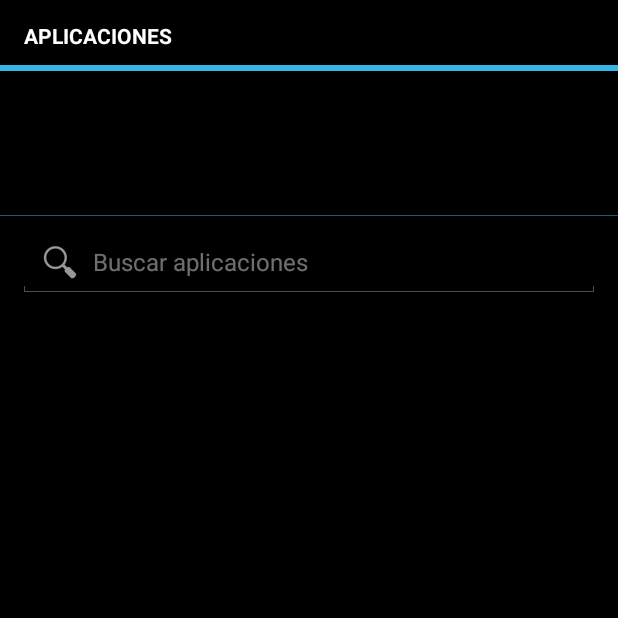
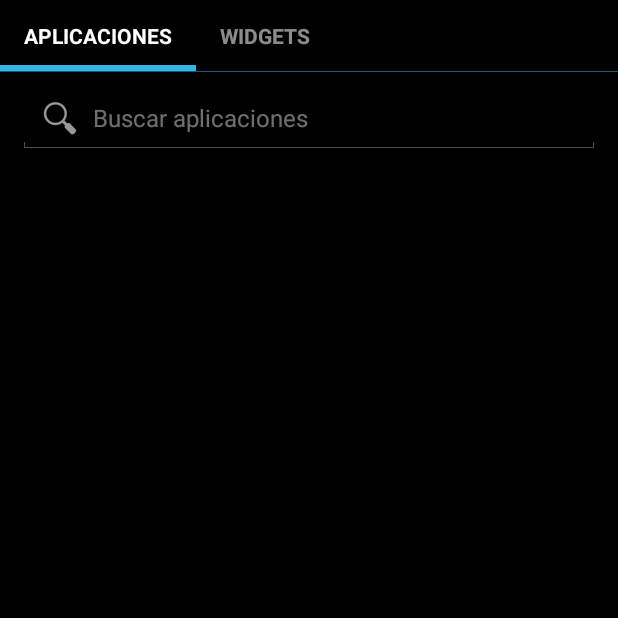
Before and after one commit to juaguar03-art/KHolouncher, an Android app: the MainActivity screen opened directly, with no data from a screen before it, after a tap on "Aplicaciones", on a phone screen of 412 x 824 dp, the top half of it. Run offline under Robolectric (Android 15) with nearby library versions, the phone set to English and light mode, and no system bars.

Commit message:
Arreglar pestañas del cajón y publicar el APK en Releases en cada cambio
Co-Authored-By: Claude Opus 5.5 <noreply@anthropic.com>
Claude-Session: https://claude.ai/code/session_013NRd6Z2zKaQPvGjXfVNZA7

```diff
--- a/app/build.gradle.kts
+++ b/app/build.gradle.kts
@@ -10,8 +10,8 @@ android {
         applicationId = "com.mio.launcher"
         minSdk = 26
         targetSdk = 34
-        versionCode = 6
-        versionName = "2.0.1"
+        versionCode = 7
+        versionName = "2.0.2"
     }
     // Firma siempre con la misma llave (secretos de GitHub) para poder actualizar sin desinstalar
     val ks = System.getenv("KEYSTORE_PATH")
--- a/app/src/main/java/com/mio/launcher/MainActivity.kt
+++ b/app/src/main/java/com/mio/launcher/MainActivity.kt
@@ -657,24 +657,20 @@ class MainActivity : Activity() {
     }
 
     private inner class Tab(label: String, onClick: () -> Unit) {
-        val tv = TextView(this@MainActivity).apply {
+        // La raya azul se dibuja dentro del propio texto: así la pestaña mide solo lo que ocupa su nombre
+        val box = TabView(this@MainActivity).apply {
             text = label
             setTextColor(Color.WHITE)
             textSize = 14f
             typeface = Typeface.DEFAULT_BOLD
-            setPadding(dp(16), dp(14), dp(16), dp(10))
-        }
-        val line = View(this@MainActivity)
-        val box = LinearLayout(this@MainActivity).apply {
-            orientation = LinearLayout.VERTICAL
-            addView(tv)
-            addView(line, LinearLayout.LayoutParams(MATCH, dp(4)))
+            maxLines = 1
+            setPadding(dp(16), dp(14), dp(16), dp(14))
             setOnClickListener { onClick() }
         }
 
         fun select(on: Boolean) {
-            tv.alpha = if (on) 1f else 0.55f
-            line.setBackgroundColor(if (on) HOLO_BLUE else Color.TRANSPARENT)
+            box.alpha = if (on) 1f else 0.55f
+            box.lineColor = if (on) HOLO_BLUE else Color.TRANSPARENT
         }
     }
 
--- a/app/src/main/java/com/mio/launcher/Views.kt
+++ b/app/src/main/java/com/mio/launcher/Views.kt
@@ -294,3 +294,17 @@ class AllAppsButton(c: Context) : View(c) {
         for (i in -1..1) for (j in -1..1) cv.drawCircle(cx + i * gap, cy + j * gap, dot, p)
     }
 }
+
+// ---------- Pestaña estilo Holo: texto con raya azul de 4dp abajo ----------
+class TabView(c: Context) : android.widget.TextView(c) {
+    var lineColor = Color.TRANSPARENT
+        set(v) { field = v; invalidate() }
+    private val p = Paint()
+
+    override fun onDraw(cv: Canvas) {
+        super.onDraw(cv)
+        p.color = lineColor
+        val h = 4 * resources.displayMetrics.density
+        cv.drawRect(0f, height - h, width.toFloat(), height.toFloat(), p)
+    }
+}
```
Also changed, not shown: 1 other file.
